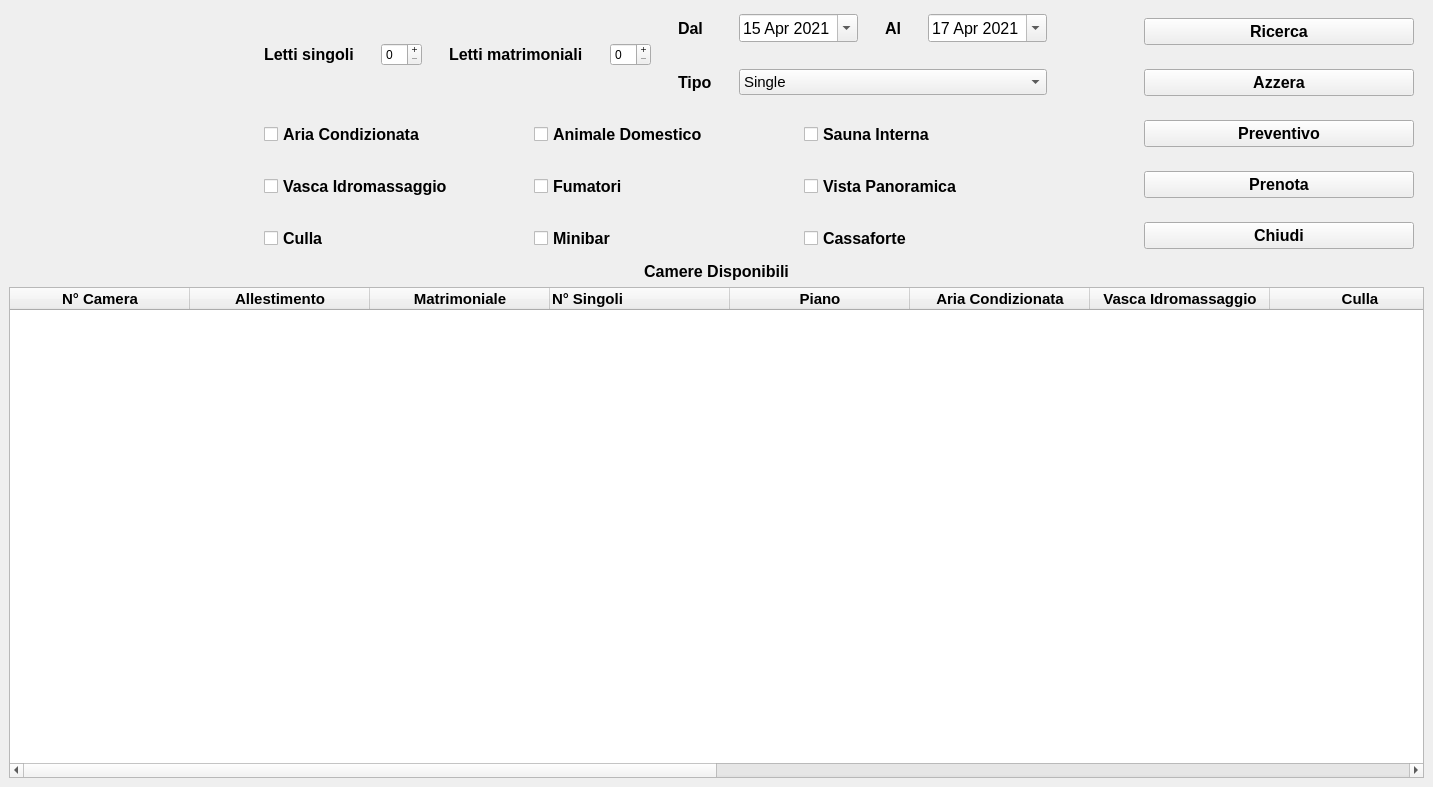
The window that ui/ricerca_camere_disponibili.ui (Raccispini/Progetto-Hotel) describes before a commit, drawn with Qt 5.
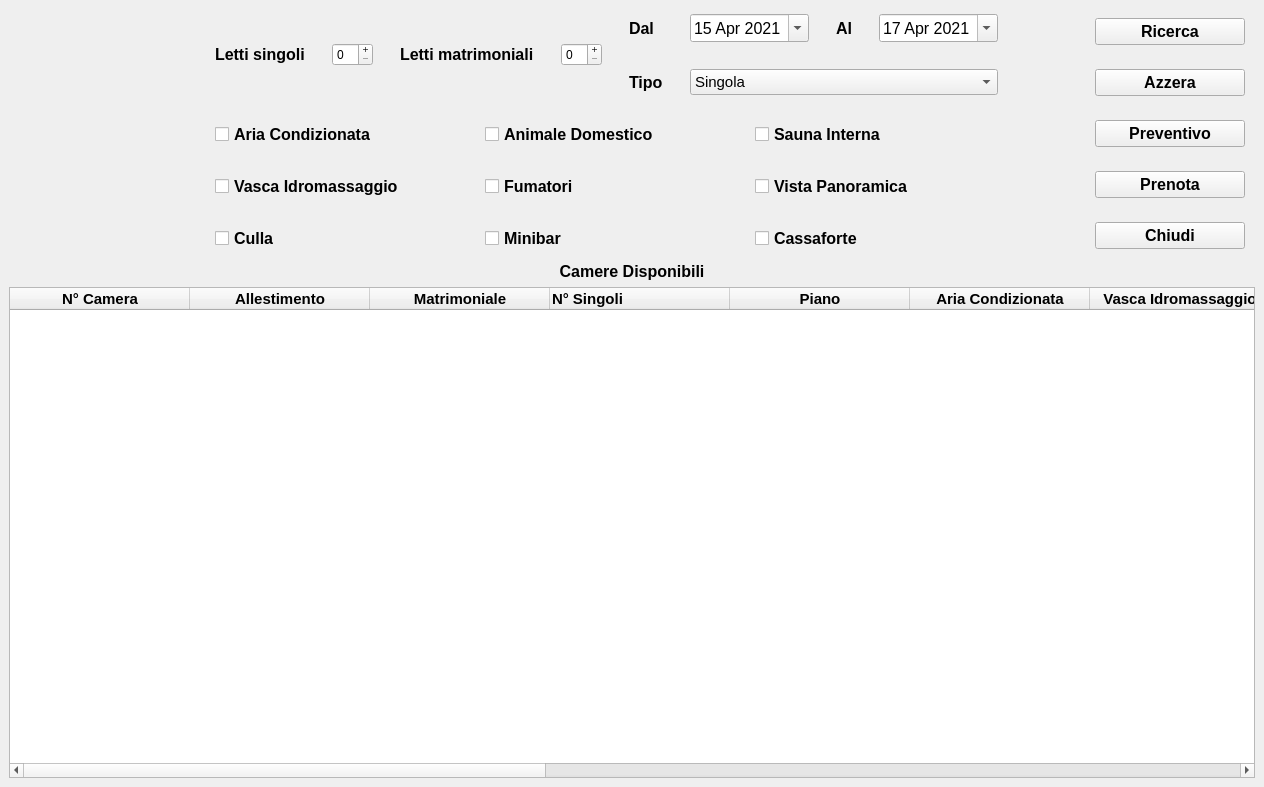
The same window after the commit. Icons and pictures are not drawn.

```diff
--- a/ui/ricerca_camere_disponibili.ui
+++ b/ui/ricerca_camere_disponibili.ui
@@ -6,7 +6,7 @@
    <rect>
     <x>0</x>
     <y>0</y>
-    <width>1433</width>
+    <width>1264</width>
     <height>787</height>
    </rect>
   </property>
@@ -156,7 +156,7 @@
               </property>
               <item>
                <property name="text">
-                <string>Single</string>
+                <string>Singola</string>
                </property>
               </item>
               <item>
```
Left out of the diff: 40 changed lines with no effect on the pictures.
